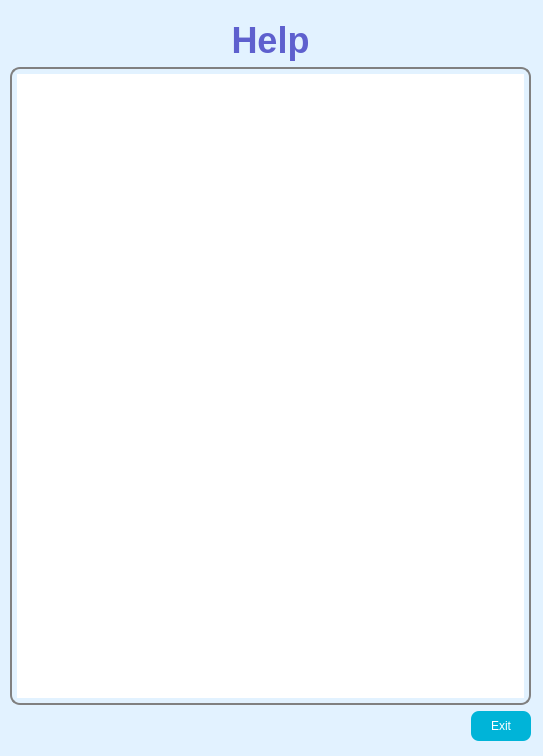
First picture: the form in resource/uic/help.ui, repository xyang-github/INR_Tracker, before the edit.
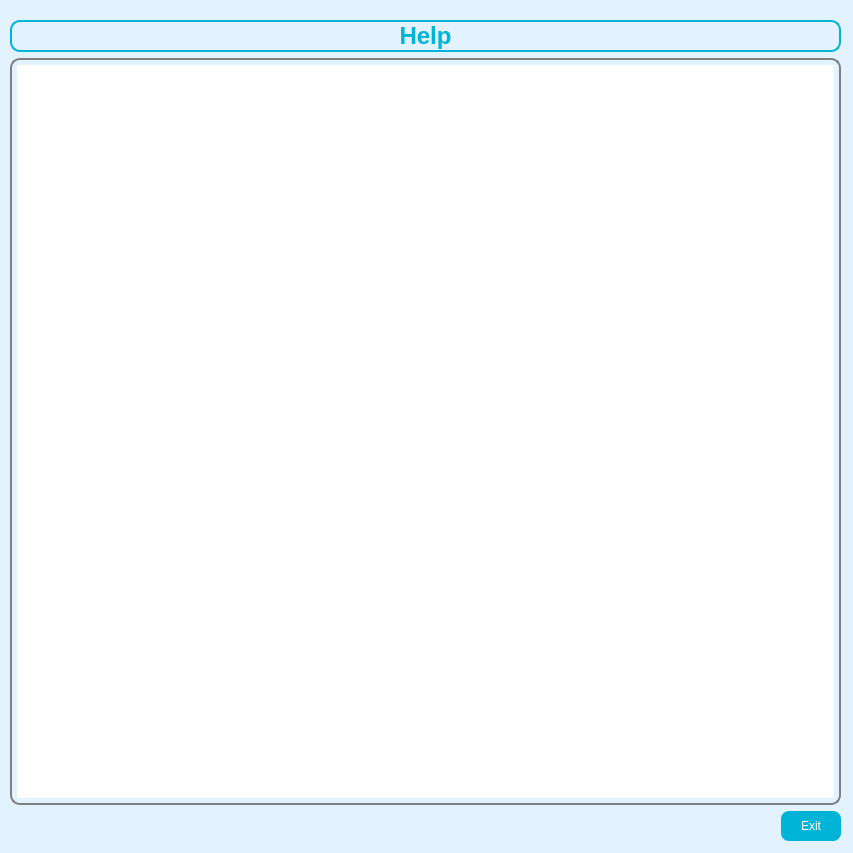
Second picture: the form after the edit.

Commit message: Added new screenshots and updated the help document

```diff
--- a/resource/uic/help.ui
+++ b/resource/uic/help.ui
@@ -6,10 +6,22 @@
    <rect>
     <x>0</x>
     <y>0</y>
-    <width>543</width>
-    <height>756</height>
+    <width>853</width>
+    <height>853</height>
    </rect>
   </property>
+  <property name="sizePolicy">
+   <sizepolicy hsizetype="Minimum" vsizetype="Minimum">
+    <horstretch>0</horstretch>
+    <verstretch>0</verstretch>
+   </sizepolicy>
+  </property>
+  <property name="minimumSize">
+   <size>
+    <width>853</width>
+    <height>853</height>
+   </size>
+  </property>
   <property name="palette">
    <palette>
     <active>
@@ -113,7 +125,7 @@
 	background-color: #00b4d8;
 	color: white;
 	border-radius: 8px;
-	font-family: &quot;Readex Pro&quot;;
+	font-family: &quot;Raleway&quot;;
 	font: 12px;
 }
 
@@ -125,32 +137,39 @@
 	border: 2px  solid gray;
 	border-radius: 10px;
 	padding: 5px;
-	font-family:  &quot;Readex Pro&quot;;
+	font-family:  &quot;Raleway&quot;;
 	font: 12px;
 
 }
 
 
 QLabel#lblHeader {
-	color: #5E60CE;
-	font-family: &quot;Raleway&quot;;
-	font-size: 36px;	
+	color: #00b4d8;
+	font-size: 24px;	
 	font-weight: bold;
-	margin: 0;
+	font-family: &quot;Source Sans Pro&quot;;
+	border: 2px solid #00b4d8;
+	border-radius: 10px;
 }</string>
   </property>
-  <widget class="QWidget" name="">
+  <widget class="QWidget" name="layoutWidget">
    <property name="geometry">
     <rect>
      <x>10</x>
      <y>20</y>
-     <width>521</width>
-     <height>721</height>
+     <width>831</width>
+     <height>821</height>
     </rect>
    </property>
    <layout class="QVBoxLayout" name="lytMain">
     <item>
      <widget class="QLabel" name="lblHeader">
+      <property name="minimumSize">
+       <size>
+        <width>0</width>
+        <height>0</height>
+       </size>
+      </property>
       <property name="text">
        <string>Help</string>
       </property>
```
Left out of the diff: 2 changed lines with no effect on the pictures. The commit also changes 17 other files.
